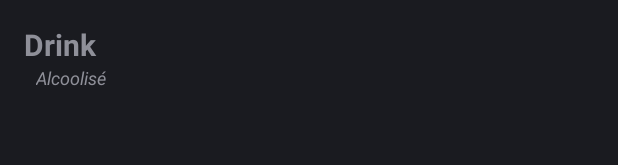
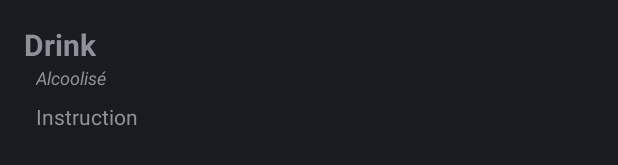
Before and after one commit to LoickHommet/TPAndoid-loick-vivian, an Android app: the layout fragment_detail.xml on its own in the app's theme, with its tools: preview values and no code run, on a phone screen of 412 x 824 dp. Shown: the part 447-612 px from the top of the screen. Run offline under Robolectric (Android 15) with nearby library versions, the phone set to English and light mode, and no system bars; network calls fail.

Commit message:
add details

```diff
--- a/app/src/main/java/com/example/cocktailApp/adapter/ImageBindingAdapter.kt
+++ b/app/src/main/java/com/example/cocktailApp/adapter/ImageBindingAdapter.kt
@@ -10,11 +10,11 @@ import com.squareup.picasso.Picasso
 @BindingAdapter("imageUrl")
 fun loadImage(imageView: ImageView, imageUrl: String?) {
     if(imageUrl == null){
-        imageView.setImageDrawable(ContextCompat.getDrawable(imageView.context, R.drawable.ic_menu_favorite))
+        imageView.setImageDrawable(ContextCompat.getDrawable(imageView.context, R.drawable.drink))
         imageView.alpha = 0.5f
     }
     else{
-        Picasso.get().load(imageUrl).error(ContextCompat.getDrawable(imageView.context, R.drawable.ic_menu_favorite)!!).into(imageView)
+        Picasso.get().load(imageUrl).error(ContextCompat.getDrawable(imageView.context, R.drawable.drink)!!).into(imageView)
         imageView.alpha = 1f
     }
 }
--- a/app/src/main/res/layout/fragment_detail.xml
+++ b/app/src/main/res/layout/fragment_detail.xml
@@ -58,7 +58,20 @@
             app:layout_constraintTop_toBottomOf="@+id/textView4"
             tools:text="Alcoolisé" />
 
-
+        <TextView
+            android:id="@+id/textView2"
+            android:layout_width="0dp"
+            android:layout_height="0dp"
+            android:layout_marginStart="24dp"
+            android:layout_marginTop="8dp"
+            android:layout_marginEnd="24dp"
+            android:layout_marginBottom="24dp"
+            android:text="@{`Instruction : ` + `drink.strInstructions\n` + `Ingrédient: \n` + `drink.strIngredient1\n`+ `drink.strIngredient2\n` + `drink.strIngredient3\n`+ `drink.strIngredient4\n` + `drink.strIngredient5\n`+ `drink.strIngredient6\n` + `drink.strIngredient7\n`+ `drink.strIngredient8\n` + `drink.strIngredient9\n`+ `drink.strIngredient10\n` + `drink.strIngredient11\n`+ `drink.strIngredient12\n`+ `drink.strIngredient13\n`+ `drink.strIngredient14\n` + `drink.strIngredient15\n`}"
+            tools:text="Instruction"
+            app:layout_constraintBottom_toBottomOf="parent"
+            app:layout_constraintEnd_toEndOf="parent"
+            app:layout_constraintStart_toStartOf="parent"
+            app:layout_constraintTop_toBottomOf="@+id/textView3" />
 
 
     </androidx.constraintlayout.widget.ConstraintLayout>
--- a/app/src/main/res/layout/fragment_favorites.xml
+++ b/app/src/main/res/layout/fragment_favorites.xml
@@ -10,9 +10,10 @@
         android:id="@+id/textView4"
         android:layout_width="wrap_content"
         android:layout_height="wrap_content"
-        android:text="Test"
+        android:text="Favorites fragment"
         android:textSize="20sp"
         android:textStyle="bold"
+        app:layout_constraintBottom_toBottomOf="parent"
         app:layout_constraintEnd_toEndOf="parent"
         app:layout_constraintStart_toStartOf="parent"
         app:layout_constraintTop_toTopOf="parent" />
```
Also changed, not shown: app/src/main/res/drawable-v24/drink.webp (added).
